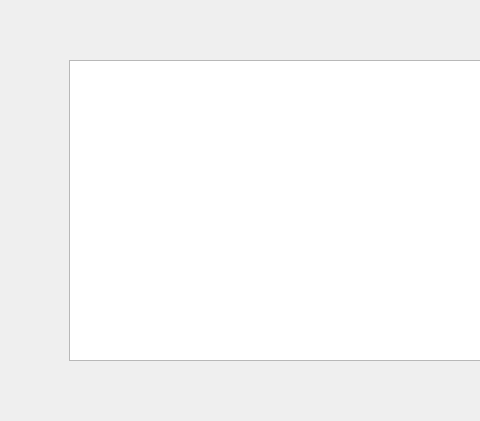
First picture: the form in src/ui/MainWindow.ui, repository twuebker/gpu-praktikum, before the edit; both pictures show x 0 to 480 and y 140 to 561 of the 741 by 782 pixel window.
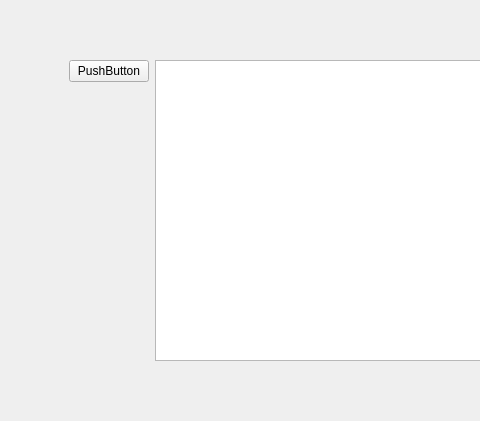
Second picture: the form after the edit.

```diff
--- a/src/ui/MainWindow.ui
+++ b/src/ui/MainWindow.ui
@@ -25,7 +25,31 @@
     </property>
     <layout class="QHBoxLayout" name="horizontalLayout">
      <item>
-      <layout class="QVBoxLayout" name="sliderLayout"/>
+      <layout class="QVBoxLayout" name="sliderLayout">
+       <item>
+        <widget class="QPushButton" name="toggleSimulationButton">
+         <property name="layoutDirection">
+          <enum>Qt::LeftToRight</enum>
+         </property>
+         <property name="text">
+          <string>PushButton</string>
+         </property>
+        </widget>
+       </item>
+       <item>
+        <spacer name="verticalSpacer">
+         <property name="orientation">
+          <enum>Qt::Vertical</enum>
+         </property>
+         <property name="sizeHint" stdset="0">
+          <size>
+           <width>20</width>
+           <height>40</height>
+          </size>
+         </property>
+        </spacer>
+       </item>
+      </layout>
      </item>
      <item>
       <widget class="QGraphicsView" name="asteroidsView">
```
